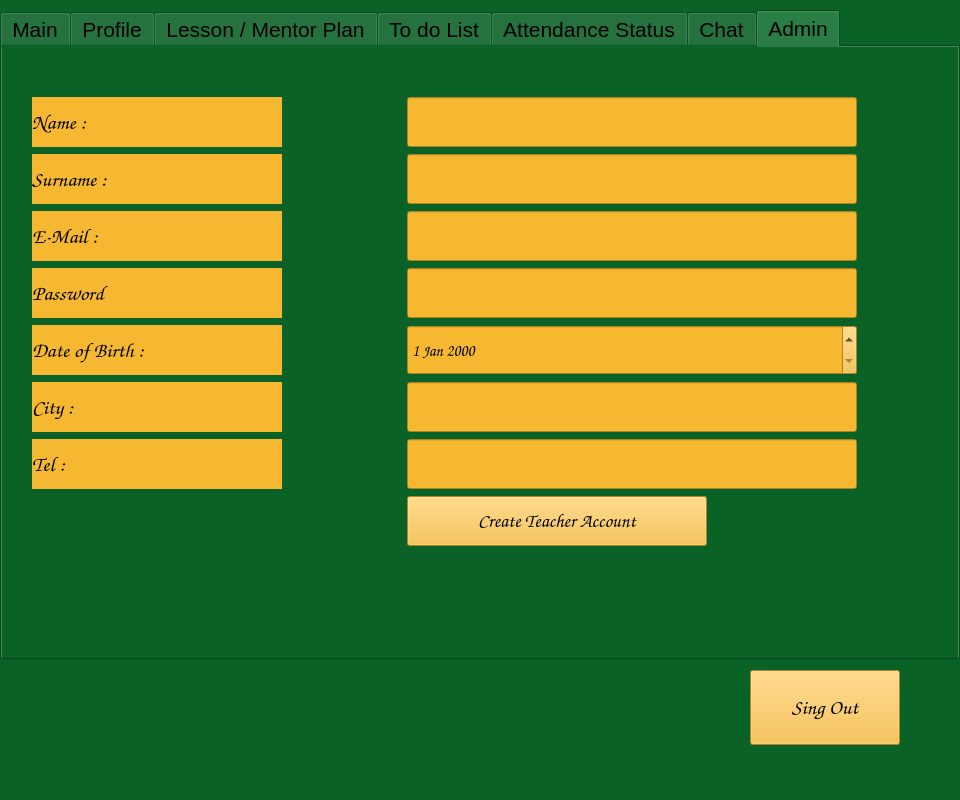
This is Teacher_UI/teacher_v1.ui in Melike17/school_update as Qt 5 draws it before an edit. The edited form follows.
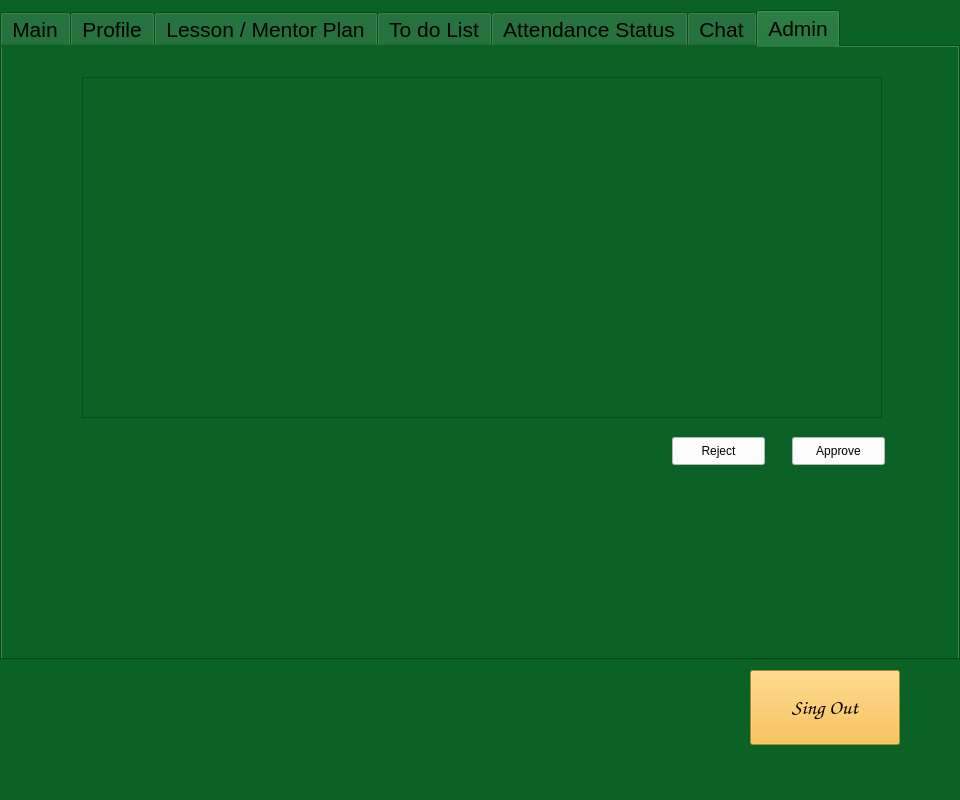
This is the edited form.

```diff
--- a/Teacher_UI/teacher_v1.ui
+++ b/Teacher_UI/teacher_v1.ui
@@ -1701,458 +1701,53 @@
      <attribute name="title">
       <string>Admin</string>
      </attribute>
-     <widget class="QWidget" name="formLayoutWidget">
+     <widget class="QListWidget" name="listWidget">
       <property name="geometry">
        <rect>
-        <x>30</x>
-        <y>50</y>
-        <width>867</width>
-        <height>507</height>
+        <x>80</x>
+        <y>30</y>
+        <width>800</width>
+        <height>341</height>
        </rect>
       </property>
-      <layout class="QFormLayout" name="formLayout">
-       <property name="horizontalSpacing">
-        <number>125</number>
-       </property>
-       <property name="verticalSpacing">
-        <number>7</number>
-       </property>
-       <property name="leftMargin">
-        <number>0</number>
-       </property>
-       <item row="0" column="0">
-        <widget class="QLabel" name="label_profile_name_admin">
-         <property name="minimumSize">
-          <size>
-           <width>250</width>
-           <height>50</height>
-          </size>
-         </property>
-         <property name="maximumSize">
-          <size>
-           <width>250</width>
-           <height>50</height>
-          </size>
-         </property>
-         <property name="font">
-          <font>
-           <family>Comic Sans MS</family>
-           <pointsize>16</pointsize>
-           <weight>75</weight>
-           <bold>true</bold>
-          </font>
-         </property>
-         <property name="styleSheet">
-          <string notr="true">background-color: rgb(246, 184, 49);
-color: rgb(0, 0, 0);</string>
-         </property>
-         <property name="text">
-          <string>Name :</string>
-         </property>
-        </widget>
-       </item>
-       <item row="1" column="0">
-        <widget class="QLabel" name="label_profile_surname_admin">
-         <property name="minimumSize">
-          <size>
-           <width>250</width>
-           <height>50</height>
-          </size>
-         </property>
-         <property name="maximumSize">
-          <size>
-           <width>250</width>
-           <height>50</height>
-          </size>
-         </property>
-         <property name="font">
-          <font>
-           <family>Comic Sans MS</family>
-           <pointsize>16</pointsize>
-           <weight>75</weight>
-           <bold>true</bold>
-          </font>
-         </property>
-         <property name="styleSheet">
-          <string notr="true">background-color: rgb(246, 184, 49);
-color: rgb(0, 0, 0);</string>
-         </property>
-         <property name="text">
-          <string>Surname :</string>
-         </property>
-        </widget>
-       </item>
-       <item row="1" column="1">
-        <widget class="QLineEdit" name="teache_surname_admin">
-         <property name="minimumSize">
-          <size>
-           <width>450</width>
-           <height>50</height>
-          </size>
-         </property>
-         <property name="maximumSize">
-          <size>
-           <width>450</width>
-           <height>50</height>
-          </size>
-         </property>
-         <property name="font">
-          <font>
-           <family>Comic Sans MS</family>
-           <pointsize>12</pointsize>
-          </font>
-         </property>
-         <property name="styleSheet">
-          <string notr="true">color: rgb(0, 0, 0);
-background-color: rgb(246, 184, 49);</string>
-         </property>
-        </widget>
-       </item>
-       <item row="2" column="0">
-        <widget class="QLabel" name="label_profile_mail_admin">
-         <property name="minimumSize">
-          <size>
-           <width>250</width>
-           <height>50</height>
-          </size>
-         </property>
-         <property name="maximumSize">
-          <size>
-           <width>250</width>
-           <height>50</height>
-          </size>
-         </property>
-         <property name="font">
-          <font>
-           <family>Comic Sans MS</family>
-           <pointsize>16</pointsize>
-           <weight>75</weight>
-           <bold>true</bold>
-          </font>
-         </property>
-         <property name="styleSheet">
-          <string notr="true">background-color: rgb(246, 184, 49);
-color: rgb(0, 0, 0);</string>
-         </property>
-         <property name="text">
-          <string>E-Mail :</string>
-         </property>
-        </widget>
-       </item>
-       <item row="2" column="1">
-        <widget class="QLineEdit" name="teacher_email_admin">
-         <property name="minimumSize">
-          <size>
-           <width>450</width>
-           <height>50</height>
-          </size>
-         </property>
-         <property name="maximumSize">
-          <size>
-           <width>450</width>
-           <height>50</height>
-          </size>
-         </property>
-         <property name="font">
-          <font>
-           <family>Comic Sans MS</family>
-           <pointsize>12</pointsize>
-          </font>
-         </property>
-         <property name="styleSheet">
-          <string notr="true">background-color: rgb(246, 184, 49);
-color: rgb(0, 0, 0);</string>
-         </property>
-        </widget>
-       </item>
-       <item row="3" column="0">
-        <widget class="QLabel" name="label_profile_birth_admin_2">
-         <property name="minimumSize">
-          <size>
-           <width>250</width>
-           <height>50</height>
-          </size>
-         </property>
-         <property name="maximumSize">
-          <size>
-           <width>250</width>
-           <height>50</height>
-          </size>
-         </property>
-         <property name="font">
-          <font>
-           <family>Comic Sans MS</family>
-           <pointsize>16</pointsize>
-           <weight>75</weight>
-           <bold>true</bold>
-          </font>
-         </property>
-         <property name="styleSheet">
-          <string notr="true">background-color: rgb(246, 184, 49);
-color: rgb(0, 0, 0);</string>
-         </property>
-         <property name="text">
-          <string>Password</string>
-         </property>
-        </widget>
-       </item>
-       <item row="3" column="1">
-        <widget class="QLineEdit" name="teacher_password_admin">
-         <property name="minimumSize">
-          <size>
-           <width>450</width>
-           <height>50</height>
-          </size>
-         </property>
-         <property name="maximumSize">
-          <size>
-           <width>450</width>
-           <height>50</height>
-          </size>
-         </property>
-         <property name="font">
-          <font>
-           <family>Comic Sans MS</family>
-           <pointsize>12</pointsize>
-          </font>
-         </property>
-         <property name="styleSheet">
-          <string notr="true">background-color: rgb(246, 184, 49);
-color: rgb(0, 0, 0);</string>
-         </property>
-        </widget>
-       </item>
-       <item row="5" column="0">
-        <widget class="QLabel" name="label_profile_birth_admin">
-         <property name="minimumSize">
-          <size>
-           <width>250</width>
-           <height>50</height>
-          </size>
-         </property>
-         <property name="maximumSize">
-          <size>
-           <width>250</width>
-           <height>50</height>
-          </size>
-         </property>
-         <property name="font">
-          <font>
-           <family>Comic Sans MS</family>
-           <pointsize>16</pointsize>
-           <weight>75</weight>
-           <bold>true</bold>
-          </font>
-         </property>
-         <property name="styleSheet">
-          <string notr="true">background-color: rgb(246, 184, 49);
-color: rgb(0, 0, 0);</string>
-         </property>
-         <property name="text">
-          <string>Date of Birth :</string>
-         </property>
-        </widget>
-       </item>
-       <item row="5" column="1">
-        <widget class="QDateEdit" name="teacher_birthdate_admin">
-         <property name="minimumSize">
-          <size>
-           <width>450</width>
-           <height>50</height>
-          </size>
-         </property>
-         <property name="maximumSize">
-          <size>
-           <width>450</width>
-           <height>50</height>
-          </size>
-         </property>
-         <property name="font">
-          <font>
-           <family>Comic Sans MS</family>
-           <pointsize>12</pointsize>
-           <weight>75</weight>
-           <bold>true</bold>
-          </font>
-         </property>
-         <property name="styleSheet">
-          <string notr="true">background-color: rgb(246, 184, 49);
-color: rgb(0, 0, 0);</string>
-         </property>
-        </widget>
-       </item>
-       <item row="8" column="0">
-        <widget class="QLabel" name="label_profile_city_admin">
-         <property name="minimumSize">
-          <size>
-           <width>250</width>
-           <height>50</height>
-          </size>
-         </property>
-         <property name="maximumSize">
-          <size>
-           <width>250</width>
-           <height>50</height>
-          </size>
-         </property>
-         <property name="font">
-          <font>
-           <family>Comic Sans MS</family>
-           <pointsize>16</pointsize>
-           <weight>75</weight>
-           <bold>true</bold>
-          </font>
-         </property>
-         <property name="styleSheet">
-          <string notr="true">background-color: rgb(246, 184, 49);
-color: rgb(0, 0, 0);</string>
-         </property>
-         <property name="text">
-          <string>City :</string>
-         </property>
-        </widget>
-       </item>
-       <item row="8" column="1">
-        <widget class="QLineEdit" name="teacher_city_admin">
-         <property name="minimumSize">
-          <size>
-           <width>450</width>
-           <height>50</height>
-          </size>
-         </property>
-         <property name="maximumSize">
-          <size>
-           <width>450</width>
-           <height>50</height>
-          </size>
-         </property>
-         <property name="font">
-          <font>
-           <family>Comic Sans MS</family>
-           <pointsize>12</pointsize>
-          </font>
-         </property>
-         <property name="styleSheet">
-          <string notr="true">background-color: rgb(246, 184, 49);
-color: rgb(0, 0, 0);</string>
-         </property>
-        </widget>
-       </item>
-       <item row="9" column="0">
-        <widget class="QLabel" name="label_profile_tel_admin">
-         <property name="minimumSize">
-          <size>
-           <width>250</width>
-           <height>50</height>
-          </size>
-         </property>
-         <property name="maximumSize">
-          <size>
-           <width>250</width>
-           <height>50</height>
-          </size>
-         </property>
-         <property name="font">
-          <font>
-           <family>Comic Sans MS</family>
-           <pointsize>16</pointsize>
-           <weight>75</weight>
-           <bold>true</bold>
-          </font>
-         </property>
-         <property name="styleSheet">
-          <string notr="true">background-color: rgb(246, 184, 49);
-color: rgb(0, 0, 0);</string>
-         </property>
-         <property name="text">
-          <string>Tel :</string>
-         </property>
-        </widget>
-       </item>
-       <item row="9" column="1">
-        <widget class="QLineEdit" name="teacher_tel_admin">
-         <property name="minimumSize">
-          <size>
-           <width>450</width>
-           <height>50</height>
-          </size>
-         </property>
-         <property name="maximumSize">
-          <size>
-           <width>450</width>
-           <height>50</height>
-          </size>
-         </property>
-         <property name="font">
-          <font>
-           <family>Comic Sans MS</family>
-           <pointsize>12</pointsize>
-          </font>
-         </property>
-         <property name="styleSheet">
-          <string notr="true">background-color: rgb(246, 184, 49);
-color: rgb(0, 0, 0);</string>
-         </property>
-        </widget>
-       </item>
-       <item row="0" column="1">
-        <widget class="QLineEdit" name="teacher_name_admin">
-         <property name="minimumSize">
-          <size>
-           <width>450</width>
-           <height>50</height>
-          </size>
-         </property>
-         <property name="maximumSize">
-          <size>
-           <width>450</width>
-           <height>50</height>
-          </size>
-         </property>
-         <property name="font">
-          <font>
-           <family>Comic Sans MS</family>
-           <pointsize>12</pointsize>
-          </font>
-         </property>
-         <property name="styleSheet">
-          <string notr="true">background-color: rgb(246, 184, 49);
-color: rgb(0, 0, 0);</string>
-         </property>
-        </widget>
-       </item>
-       <item row="10" column="1">
-        <widget class="QPushButton" name="create_teacher_account_button">
-         <property name="minimumSize">
-          <size>
-           <width>300</width>
-           <height>50</height>
-          </size>
-         </property>
-         <property name="maximumSize">
-          <size>
-           <width>270</width>
-           <height>50</height>
-          </size>
-         </property>
-         <property name="font">
-          <font>
-           <family>Comic Sans MS</family>
-           <pointsize>14</pointsize>
-           <weight>75</weight>
-           <bold>true</bold>
-          </font>
-         </property>
-         <property name="styleSheet">
-          <string notr="true">background-color: rgb(246, 184, 49);
-color: rgb(0, 0, 0);</string>
-         </property>
-         <property name="text">
-          <string>Create Teacher Account</string>
-         </property>
-        </widget>
-       </item>
-      </layout>
+      <property name="maximumSize">
+       <size>
+        <width>800</width>
+        <height>500</height>
+       </size>
+      </property>
+     </widget>
+     <widget class="QPushButton" name="approve_Button">
+      <property name="geometry">
+       <rect>
+        <x>790</x>
+        <y>390</y>
+        <width>93</width>
+        <height>28</height>
+       </rect>
+      </property>
+      <property name="styleSheet">
+       <string notr="true">background-color: rgb(255, 255, 255);</string>
+      </property>
+      <property name="text">
+       <string>Approve</string>
+      </property>
+     </widget>
+     <widget class="QPushButton" name="reject_Button">
+      <property name="geometry">
+       <rect>
+        <x>670</x>
+        <y>390</y>
+        <width>93</width>
+        <height>28</height>
+       </rect>
+      </property>
+      <property name="styleSheet">
+       <string notr="true">background-color: rgb(255, 255, 255);</string>
+      </property>
+      <property name="text">
+       <string>Reject</string>
+      </property>
      </widget>
     </widget>
    </widget>
```
